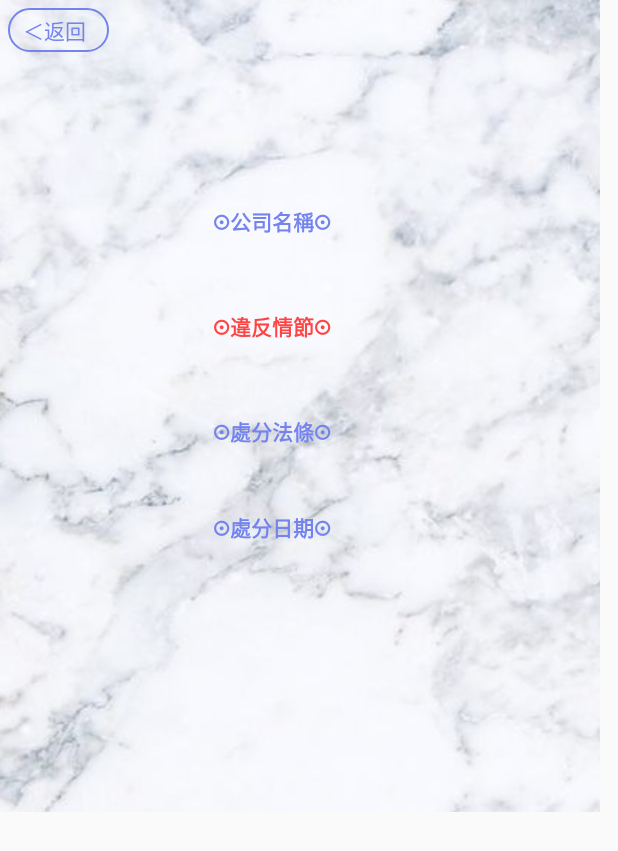
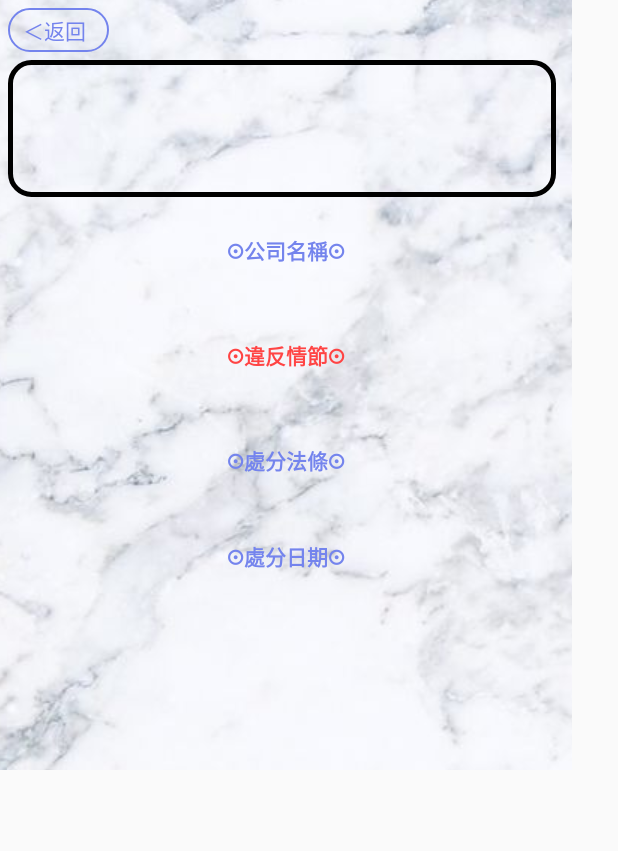
Before and after one commit to fcu-d0441292/yao-chuang-hsiao-chen-tan, an Android app: the Detail screen opened directly, with no data from a screen before it, on a phone screen of 412 x 824 dp. Shown: the top 851 px of the screen. Run offline under Robolectric (Android 15) with nearby library versions, the phone set to English and light mode, and no system bars; Roboto replaces fonts that are not available here; 5 statements that could not run were skipped.

Commit message:
Add out_line

```diff
--- a/app/src/main/AndroidManifest.xml
+++ b/app/src/main/AndroidManifest.xml
@@ -10,7 +10,7 @@
         android:supportsRtl="true"
         android:theme="@style/AppTheme">
         <activity
-            android:name=".MainActivity"
+            android:name=".SearchActivity"
             android:label="@string/app_name">
             <intent-filter>
                 <action android:name="android.intent.action.MAIN" />
@@ -21,7 +21,7 @@
         <activity android:name=".Detail" />
         <activity android:name=".Setting" />
         <activity android:name=".SearchList" />
-        <activity android:name=".SearchActivity"></activity>
+        <activity android:name=".MainActivity"></activity>
     </application>
 
 </manifest>
--- a/app/src/main/java/com/example/user/myapplication/SearchList.java
+++ b/app/src/main/java/com/example/user/myapplication/SearchList.java
@@ -229,7 +229,7 @@ public class SearchList extends ListActivity {
 
 
 
-        NotFindText.setTypeface(Typeface.createFromAsset(getAssets(), "fonts/wt021.ttf"));
+        //NotFindText.setTypeface(Typeface.createFromAsset(getAssets(), "fonts/wt021.ttf"));
         if(FindSomething){
             NotFindText.setText("⊙以下為符合的資料⊙");
         }
--- /dev/null
+++ b/app/src/main/res/drawable/out_line.xml
@@ -0,0 +1,35 @@
+<?xml version="1.0" encoding="utf-8"?>
+
+<selector xmlns:android="http://schemas.android.com/apk/res/android">
+    <item android:state_pressed="false"><!-->未按下按鈕<-->
+        <shape xmlns:android="http://schemas.android.com/apk/res/android" android:shape="rectangle" >
+            <corners
+                android:radius="14dp"
+                />
+            <gradient
+                android:angle="45"
+                android:centerX="35%"
+                android:centerColor="#0028A0B8"
+                android:startColor="#0005D1E8"
+                android:endColor="#0024A5D4"
+                android:type="linear"
+                />
+            <padding
+                android:left="0dp"
+                android:top="0dp"
+                android:right="0dp"
+                android:bottom="0dp"
+                />
+            <size
+                android:width="270dp"
+                android:height="60dp"
+                />
+            <stroke
+                android:width="3dp"
+                android:color="#000000"
+                />
+
+        </shape>
+    </item>
+
+</selector>
--- a/app/src/main/res/layout/activity_detail.xml
+++ b/app/src/main/res/layout/activity_detail.xml
@@ -8,16 +8,16 @@
 
     <ImageView
         android:id="@+id/imageView"
-        android:layout_width="400dp"
-        android:layout_height="541dp"
+        android:layout_width="381dp"
+        android:layout_height="513dp"
         android:scaleType="center"
         app:srcCompat="@drawable/imageback"
         tools:layout_editor_absoluteX="-13dp"
         tools:layout_editor_absoluteY="-6dp" />
 
     <LinearLayout
-        android:layout_width="363dp"
-        android:layout_height="517dp"
+        android:layout_width="381dp"
+        android:layout_height="match_parent"
         android:orientation="vertical"
         tools:layout_editor_absoluteX="2dp"
         tools:layout_editor_absoluteY="2dp">
@@ -41,8 +41,11 @@
 
         <TextView
             android:id="@+id/TitleText"
-            android:layout_width="match_parent"
+            android:layout_width="365dp"
             android:layout_height="wrap_content"
+            android:layout_marginLeft="5dp"
+            android:layout_marginRight="5dp"
+            android:background="@drawable/out_line"
             android:padding="25dp"
             android:paddingTop="15dp"
             android:text="SK-II 保濕乳液"
@@ -51,6 +54,11 @@
             android:textColor="@android:color/background_dark"
             android:textSize="30sp"
             android:textStyle="bold" />
+
+        <TextView
+            android:id="@+id/textView"
+            android:layout_width="match_parent"
+            android:layout_height="wrap_content" />
 
         <TextView
             android:layout_width="match_parent"
```
Also changed, not shown: app/src/main/res/layout/activity_search.xml (+7 -4 lines), app/src/main/res/layout/activity_search_list.xml (+10 -9 lines).
